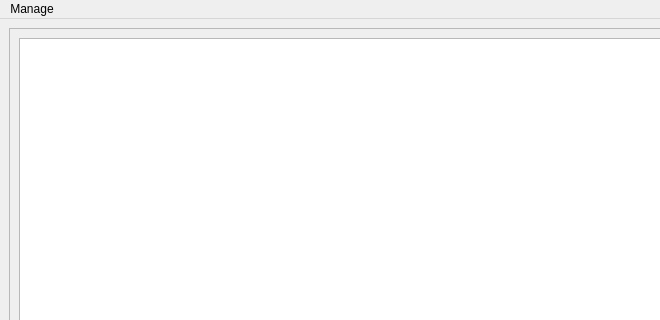
Before: the Qt Designer form pyLedger.ui in agamez/pyLedger, drawn with Qt 5; both pictures show x 0 to 660 and y 0 to 320 of the 784 by 480 pixel window.
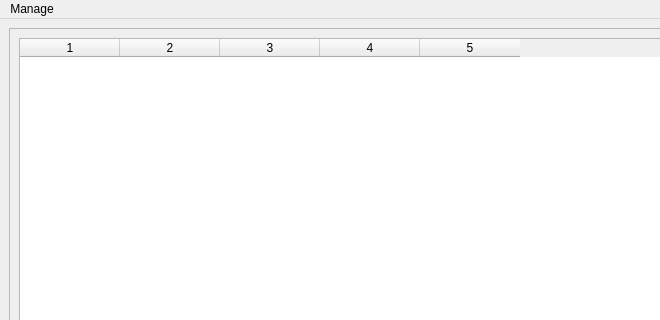
After: the same form once the commit is applied.

Commit message: pyLedger: show entries in a table

The edit to the form file:
```diff
--- a/pyLedger.ui
+++ b/pyLedger.ui
@@ -36,7 +36,28 @@
           <item row="0" column="0">
            <layout class="QVBoxLayout" name="entriesLayout">
             <item>
-             <widget class="QTableView" name="tableView"/>
+             <widget class="QTableWidget" name="entriesTable">
+              <property name="alternatingRowColors">
+               <bool>true</bool>
+              </property>
+              <property name="showGrid">
+               <bool>true</bool>
+              </property>
+              <property name="rowCount">
+               <number>0</number>
+              </property>
+              <property name="columnCount">
+               <number>5</number>
+              </property>
+              <attribute name="horizontalHeaderVisible">
+               <bool>true</bool>
+              </attribute>
+              <column/>
+              <column/>
+              <column/>
+              <column/>
+              <column/>
+             </widget>
             </item>
            </layout>
           </item>
```
The commit also changes 1 other file.
